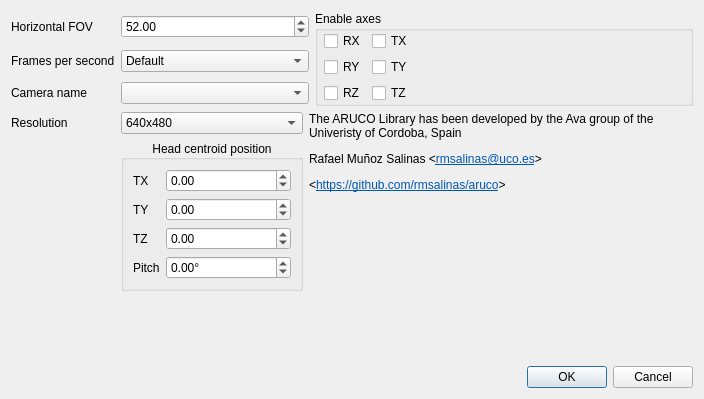
First picture: the form in ftnoir_tracker_aruco/aruco-trackercontrols.ui, repository opentrack/opentrack, before the edit.
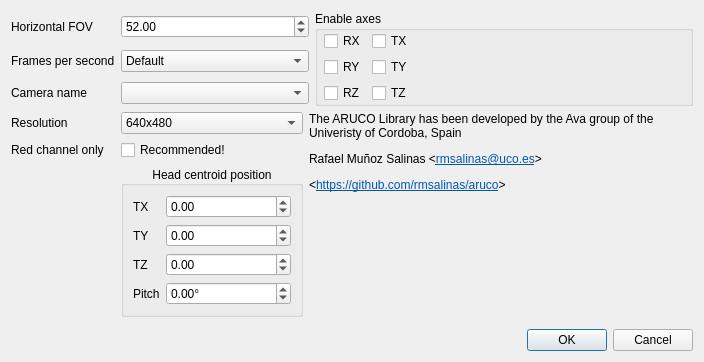
Second picture: the form after the edit.

Commit message: aruco: allow for filter only red spectrum

The edit to the form file:
```diff
--- a/ftnoir_tracker_aruco/aruco-trackercontrols.ui
+++ b/ftnoir_tracker_aruco/aruco-trackercontrols.ui
@@ -10,7 +10,7 @@
     <x>0</x>
     <y>0</y>
     <width>704</width>
-    <height>399</height>
+    <height>339</height>
    </rect>
   </property>
   <property name="sizePolicy">
@@ -112,98 +112,6 @@
      </property>
     </widget>
    </item>
-   <item row="7" column="1">
-    <widget class="QGroupBox" name="groupBox_2">
-     <property name="title">
-      <string>Head centroid position</string>
-     </property>
-     <property name="alignment">
-      <set>Qt::AlignCenter</set>
-     </property>
-     <layout class="QFormLayout" name="formLayout_2">
-      <property name="formAlignment">
-       <set>Qt::AlignHCenter|Qt::AlignTop</set>
-      </property>
-      <item row="0" column="0">
-       <widget class="QLabel" name="label_5">
-        <property name="text">
-         <string>TX</string>
-        </property>
-       </widget>
-      </item>
-      <item row="0" column="1">
-       <widget class="QDoubleSpinBox" name="cx">
-        <property name="minimum">
-         <double>-200.000000000000000</double>
-        </property>
-        <property name="maximum">
-         <double>200.000000000000000</double>
-        </property>
-       </widget>
-      </item>
-      <item row="1" column="0">
-       <widget class="QLabel" name="label_7">
-        <property name="text">
-         <string>TY</string>
-        </property>
-       </widget>
-      </item>
-      <item row="1" column="1">
-       <widget class="QDoubleSpinBox" name="cy">
-        <property name="minimum">
-         <double>-200.000000000000000</double>
-        </property>
-        <property name="maximum">
-         <double>200.000000000000000</double>
-        </property>
-       </widget>
-      </item>
-      <item row="2" column="0">
-       <widget class="QLabel" name="label_8">
-        <property name="text">
-         <string>TZ</string>
-        </property>
-       </widget>
-      </item>
-      <item row="2" column="1">
-       <widget class="QDoubleSpinBox" name="cz">
-        <property name="minimum">
-         <double>-200.000000000000000</double>
-        </property>
-        <property name="maximum">
-         <double>200.000000000000000</double>
-        </property>
-       </widget>
-      </item>
-      <item row="3" column="0">
-       <widget class="QLabel" name="label_9">
-        <property name="text">
-         <string>Pitch</string>
-        </property>
-       </widget>
-      </item>
-      <item row="3" column="1">
-       <widget class="QDoubleSpinBox" name="pitch_deg">
-        <property name="suffix">
-         <string>°</string>
-        </property>
-        <property name="decimals">
-         <number>2</number>
-        </property>
-        <property name="minimum">
-         <double>-60.000000000000000</double>
-        </property>
-        <property name="maximum">
-         <double>60.000000000000000</double>
-        </property>
-        <property name="value">
-         <double>0.000000000000000</double>
-        </property>
-       </widget>
-      </item>
-     </layout>
-    </widget>
-   </item>
    <item row="2" column="1" colspan="2">
     <widget class="QComboBox" name="cameraName"/>
    </item>
@@ -254,7 +162,7 @@
      </property>
     </widget>
    </item>
-   <item row="6" column="2" rowspan="3" colspan="3">
+   <item row="6" column="2" rowspan="4" colspan="3">
     <widget class="QLabel" name="label_6">
      <property name="sizePolicy">
       <sizepolicy hsizetype="Expanding" vsizetype="Preferred">
@@ -285,7 +193,7 @@
      </property>
     </widget>
    </item>
-   <item row="9" column="4">
+   <item row="10" column="4">
     <widget class="QDialogButtonBox" name="buttonBox">
      <property name="standardButtons">
       <set>QDialogButtonBox::Cancel|QDialogButtonBox::Ok</set>
@@ -323,6 +231,112 @@
      </property>
     </widget>
    </item>
+   <item row="7" column="0">
+    <widget class="QLabel" name="label_10">
+     <property name="text">
+      <string>Red channel only</string>
+     </property>
+    </widget>
+   </item>
+   <item row="7" column="1">
+    <widget class="QCheckBox" name="red_only">
+     <property name="text">
+      <string>Recommended!</string>
+     </property>
+    </widget>
+   </item>
+   <item row="8" column="1">
+    <widget class="QGroupBox" name="groupBox_2">
+     <property name="title">
+      <string>Head centroid position</string>
+     </property>
+     <property name="alignment">
+      <set>Qt::AlignCenter</set>
+     </property>
+     <layout class="QFormLayout" name="formLayout_2">
+      <property name="formAlignment">
+       <set>Qt::AlignHCenter|Qt::AlignTop</set>
+      </property>
+      <item row="0" column="0">
+       <widget class="QLabel" name="label_5">
+        <property name="text">
+         <string>TX</string>
+        </property>
+       </widget>
+      </item>
+      <item row="0" column="1">
+       <widget class="QDoubleSpinBox" name="cx">
+        <property name="minimum">
+         <double>-200.000000000000000</double>
+        </property>
+        <property name="maximum">
+         <double>200.000000000000000</double>
+        </property>
+       </widget>
+      </item>
+      <item row="1" column="0">
+       <widget class="QLabel" name="label_7">
+        <property name="text">
+         <string>TY</string>
+        </property>
+       </widget>
+      </item>
+      <item row="1" column="1">
+       <widget class="QDoubleSpinBox" name="cy">
+        <property name="minimum">
+         <double>-200.000000000000000</double>
+        </property>
+        <property name="maximum">
+         <double>200.000000000000000</double>
+        </property>
+       </widget>
+      </item>
+      <item row="2" column="0">
+       <widget class="QLabel" name="label_8">
+        <property name="text">
+         <string>TZ</string>
+        </property>
+       </widget>
+      </item>
+      <item row="2" column="1">
+       <widget class="QDoubleSpinBox" name="cz">
+        <property name="minimum">
+         <double>-200.000000000000000</double>
+        </property>
+        <property name="maximum">
+         <double>200.000000000000000</double>
+        </property>
+       </widget>
+      </item>
+      <item row="3" column="0">
+       <widget class="QLabel" name="label_9">
+        <property name="text">
+         <string>Pitch</string>
+        </property>
+       </widget>
+      </item>
+      <item row="3" column="1">
+       <widget class="QDoubleSpinBox" name="pitch_deg">
+        <property name="suffix">
+         <string>°</string>
+        </property>
+        <property name="decimals">
+         <number>2</number>
+        </property>
+        <property name="minimum">
+         <double>-60.000000000000000</double>
+        </property>
+        <property name="maximum">
+         <double>60.000000000000000</double>
+        </property>
+        <property name="value">
+         <double>0.000000000000000</double>
+        </property>
+       </widget>
+      </item>
+     </layout>
+    </widget>
+   </item>
   </layout>
  </widget>
  <tabstops>
```
The commit also changes 2 other files.
